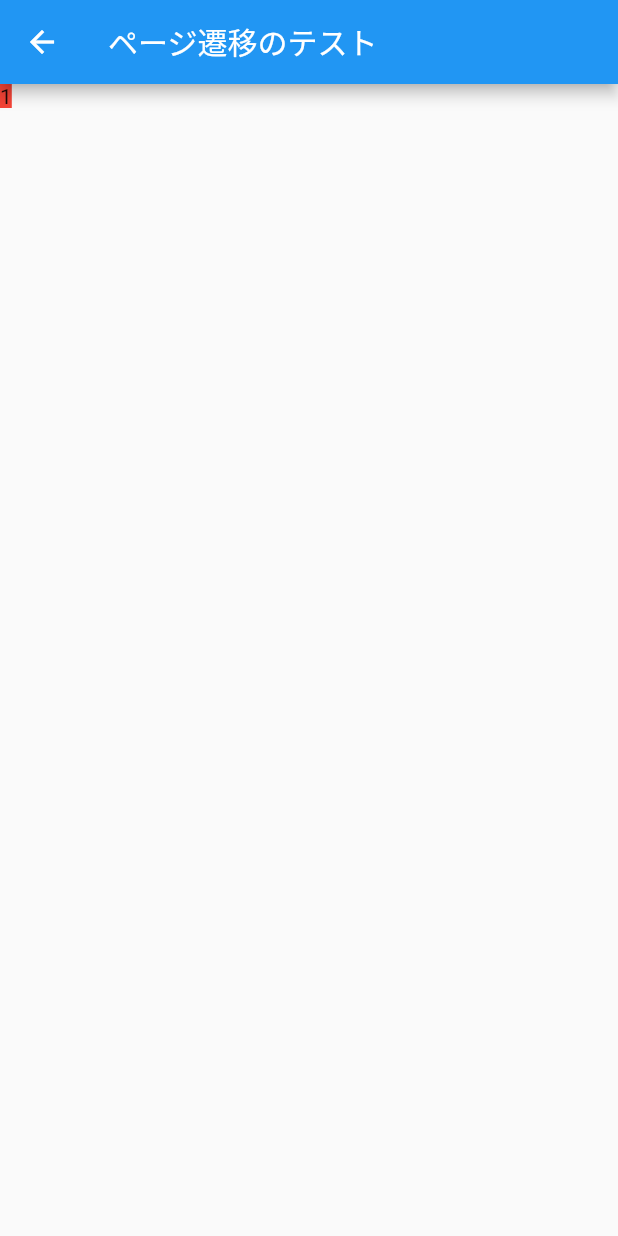
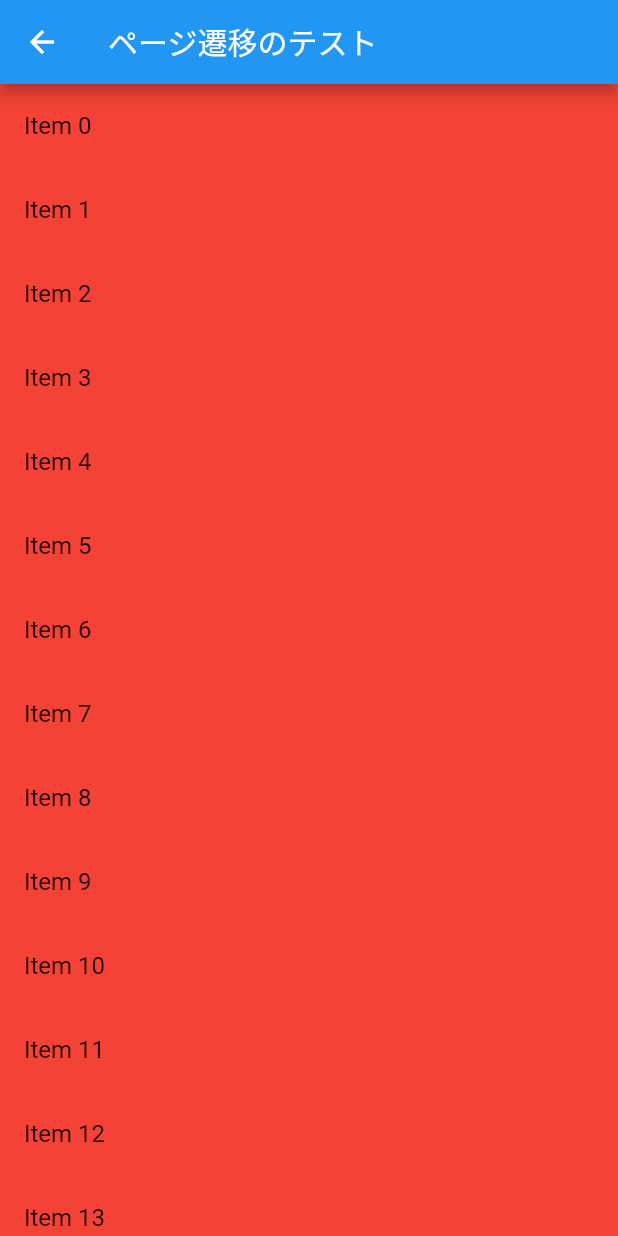
Before and after one commit to nottak0409/flutter_example_app, a Flutter app: the NextPage screen opened directly, on a phone screen of 412 x 824 dp. Run offline on Flutter 3.47's test engine with Material 2 defaults, Android fonts, the phone set to English and light mode, and no system bars.

Commit message:
[add]Itemwo リスト化

```diff
--- a/lib/next_page.dart
+++ b/lib/next_page.dart
@@ -3,6 +3,8 @@ import 'package:flutter/material.dart';
 class NextPage extends StatelessWidget {
   NextPage(this.id);
   int id;
+  final items = List<String>.generate(100, (i) => "Item $i");
+
   @override
   Widget build(BuildContext context) {
     return Scaffold(
@@ -11,8 +13,14 @@ class NextPage extends StatelessWidget {
       ),
       body: Container(
         color: Colors.red,
-        child: Text(id.toString()),
-      ),
+        child: ListView.builder(
+          itemCount: items.length,
+          itemBuilder: (context, index) {
+            return ListTile(
+              title: Text('${items[index]}'),
+            );
+          },
+        ),      ),
     );
   }
 }
```
